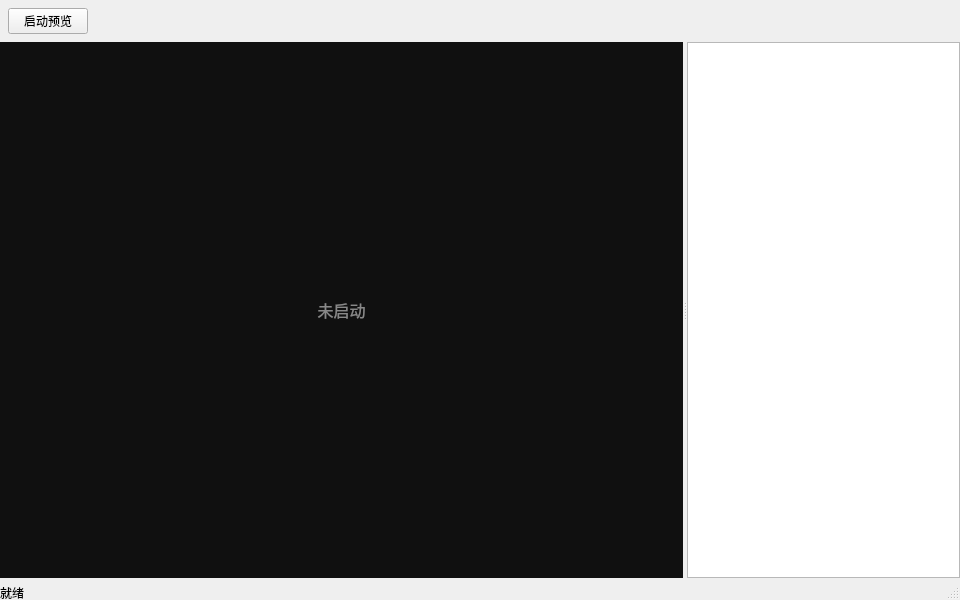
Before: the Qt Designer form securitymonitor_port/mainwindow.ui in fanfangyu-git/securitymonitor_systme, drawn with Qt 5.
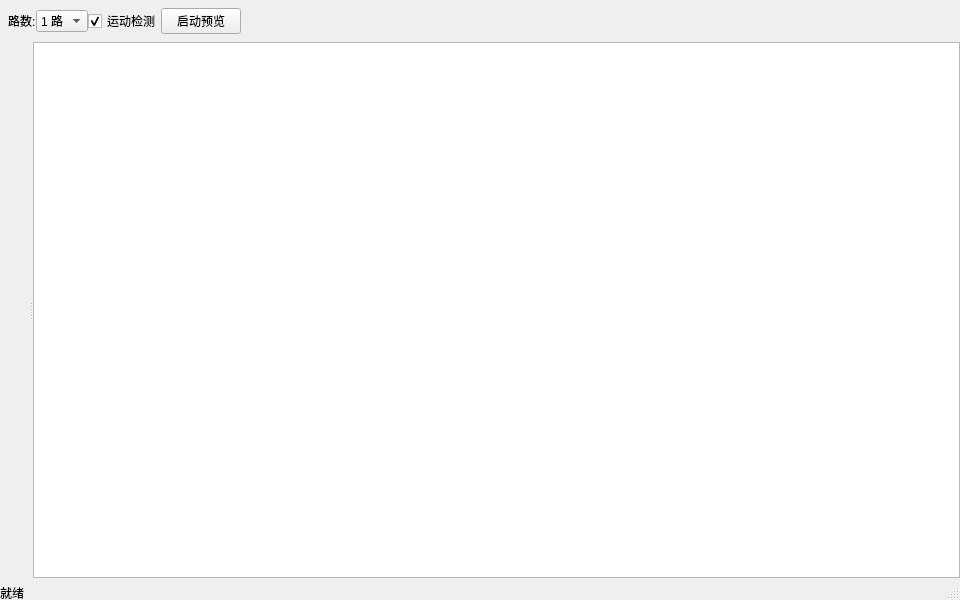
After: the same form once the commit is applied.

```diff
--- a/securitymonitor_port/mainwindow.ui
+++ b/securitymonitor_port/mainwindow.ui
@@ -45,7 +45,42 @@
        <number>8</number>
       </property>
       <item>
-       <widget class="QPushButton" name="startStopButton">
+       <widget class="QLabel" name="channelLabel">
+        <property name="text">
+         <string>路数:</string>
+        </property>
+       </widget>
+      </item>
+      <item>
+       <widget class="QComboBox" name="channelCombo">
+        <item>
+         <property name="text">
+          <string>1 路</string>
+         </property>
+        </item>
+        <item>
+         <property name="text">
+          <string>2 路</string>
+         </property>
+        </item>
+        <item>
+         <property name="text">
+          <string>4 路</string>
+         </property>
+        </item>
+       </widget>
+      </item>
+      <item>
+       <widget class="QCheckBox" name="motionCheckBox">
+        <property name="text">
+         <string>运动检测</string>
+        </property>
+        <property name="checked">
+         <bool>true</bool>
+        </property>
+       </widget>
+      </item>
+      <item><widget class="QPushButton" name="startStopButton">
         <property name="text">
          <string>启动预览</string>
         </property>
@@ -71,22 +106,24 @@
       <property name="orientation">
        <enum>Qt::Horizontal</enum>
       </property>
-      <widget class="QLabel" name="previewLabel">
-       <property name="minimumSize">
-        <size>
-         <width>640</width>
-         <height>480</height>
-        </size>
-       </property>
-       <property name="styleSheet">
-        <string>background-color: #101010; color: #888888; font-size: 16px;</string>
-       </property>
-       <property name="alignment">
-        <set>Qt::AlignCenter</set>
-       </property>
-       <property name="text">
-        <string>未启动</string>
-       </property>
+      <widget class="QWidget" name="previewGridWidget">
+       <layout class="QGridLayout" name="previewGridLayout">
+        <property name="spacing">
+         <number>4</number>
+        </property>
+        <property name="leftMargin">
+         <number>4</number>
+        </property>
+        <property name="topMargin">
+         <number>4</number>
+        </property>
+        <property name="rightMargin">
+         <number>4</number>
+        </property>
+        <property name="bottomMargin">
+         <number>4</number>
+        </property>
+       </layout>
       </widget>
       <widget class="QListWidget" name="eventList">
        <property name="minimumSize">
```
